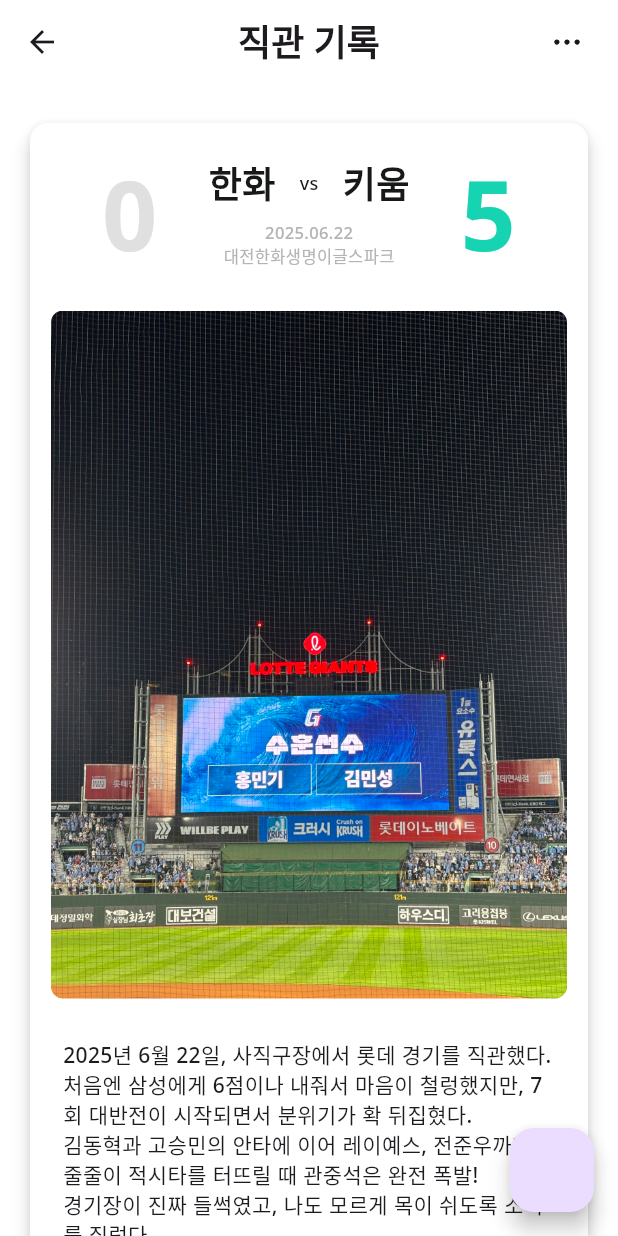
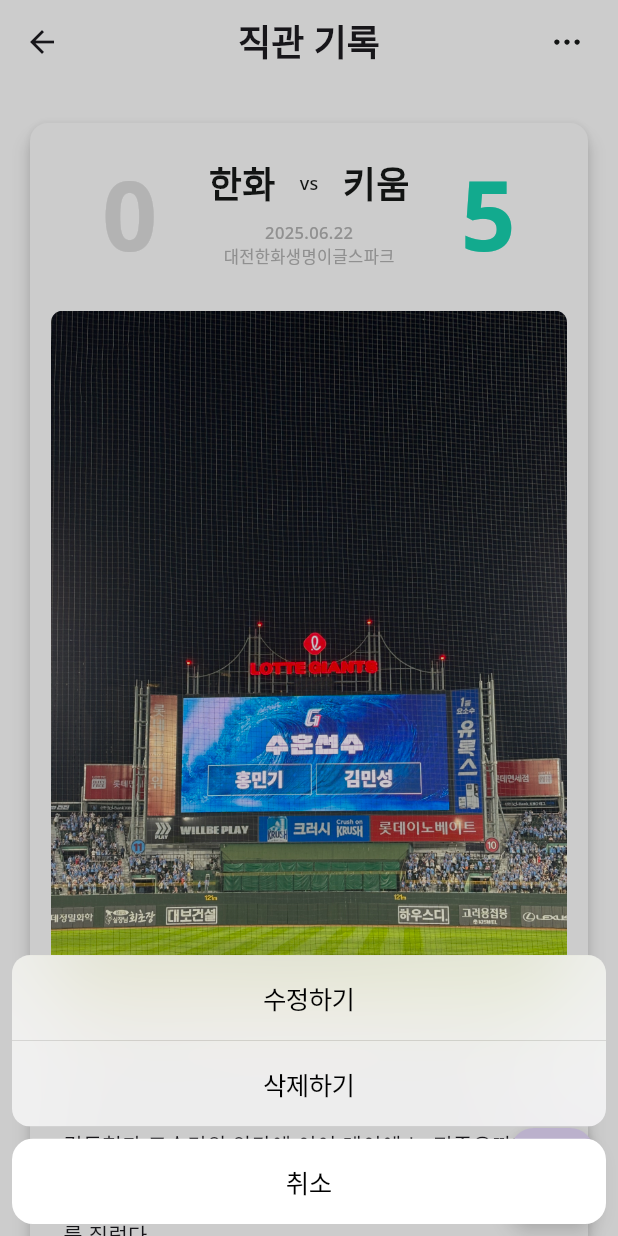
Before and after one commit to ballkkaye/frontend, a Flutter app: the VisitRecordDetailPage screen opened by its route, after a tap on an icon or button, on a phone screen of 412 x 824 dp. Run offline on Flutter 3.47's test engine with Material 3 defaults, Android fonts, the phone set to English and light mode, and no system bars; our stand-ins replace dio, dropdown_button2, flutter_dotenv, flutter_riverpod, flutter_svg, google_fonts and 2 more.

Commit message:
직관 기록 상세 앱바 버튼 동작 완성

```diff
--- a/lib/ui/pages/holder/visit_record/detail_page/visit_record_detail_page.dart
+++ b/lib/ui/pages/holder/visit_record/detail_page/visit_record_detail_page.dart
@@ -1,6 +1,7 @@
 import 'package:ballkkaye_frontend/_core/style/m_icon.dart';
 import 'package:ballkkaye_frontend/_core/style/m_text.dart';
 import 'package:ballkkaye_frontend/ui/pages/holder/visit_record/detail_page/widgets/detail_body.dart';
+import 'package:flutter/cupertino.dart';
 import 'package:flutter/material.dart';
 
 class VisitRecordDetailPage extends StatelessWidget {
@@ -26,7 +27,42 @@ class VisitRecordDetailPage extends StatelessWidget {
       centerTitle: true,
       actions: [
         IconButton(
-          onPressed: () {}, // TODO : 버튼 수정
+          onPressed: () {
+            showCupertinoModalPopup(
+              context: context,
+              builder: (context) {
+                return Container(
+                  child: CupertinoActionSheet(
+                    actions: [
+                      CupertinoButton(
+                        child: Text(
+                          '수정하기',
+                          style: TextStyle(color: Colors.black),
+                        ),
+                        onPressed: () {},
+                      ),
+                      CupertinoButton(
+                        child: Text(
+                          '삭제하기',
+                          style: TextStyle(color: Colors.black),
+                        ),
+                        onPressed: () {},
+                      ),
+                    ],
+                    cancelButton: CupertinoButton(
+                      child: Text(
+                        '취소',
+                        style: TextStyle(color: Colors.black),
+                      ),
+                      onPressed: () {
+                        Navigator.pop(context);
+                      },
+                    ),
+                  ),
+                );
+              },
+            );
+          }, // TODO : 버튼 수정
           icon: MIcon.nav.top.dotHorizontal,
         ),
       ],
--- a/lib/ui/pages/holder/visit_record/list_page/widgets/list_body.dart
+++ b/lib/ui/pages/holder/visit_record/list_page/widgets/list_body.dart
@@ -22,7 +22,7 @@ class VisitRecordListBody extends StatelessWidget {
           SliverList(
             delegate: SliverChildBuilderDelegate(
               (context, index) => Padding(
-                padding: const EdgeInsets.only(bottom: 5), // 카드 리스트 아래 여백
+                padding: EdgeInsets.only(bottom: 5),
                 child: ListGameCard(),
               ),
               childCount: 5,
--- a/lib/ui/pages/holder/visit_record/list_page/widgets/list_calendar.dart
+++ b/lib/ui/pages/holder/visit_record/list_page/widgets/list_calendar.dart
@@ -25,7 +25,7 @@ class _ListCalendarState extends State<ListCalendar> {
       locale: 'ko_KR',
       focusedDay: _focusedDay,
       firstDay: DateTime(2020, 3, 1),
-      lastDay: DateTime(DateTime.now().year + 1, 12, 31),
+      lastDay: DateTime(DateTime.now().year, DateTime.now().month + 1, 0),
       onDaySelected: (selectedDay, focusedDay) {
         setState(() {
           if (selectedDay.isAfter(DateTime.now())) return; // 오늘 이후 날짜 선택 차단
```
